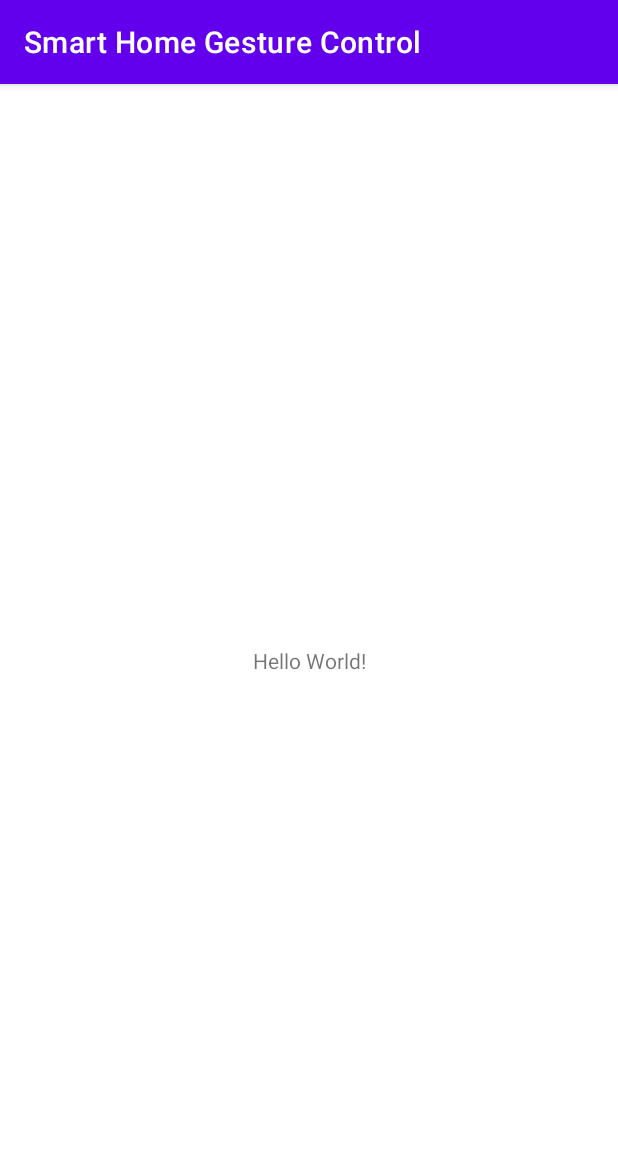
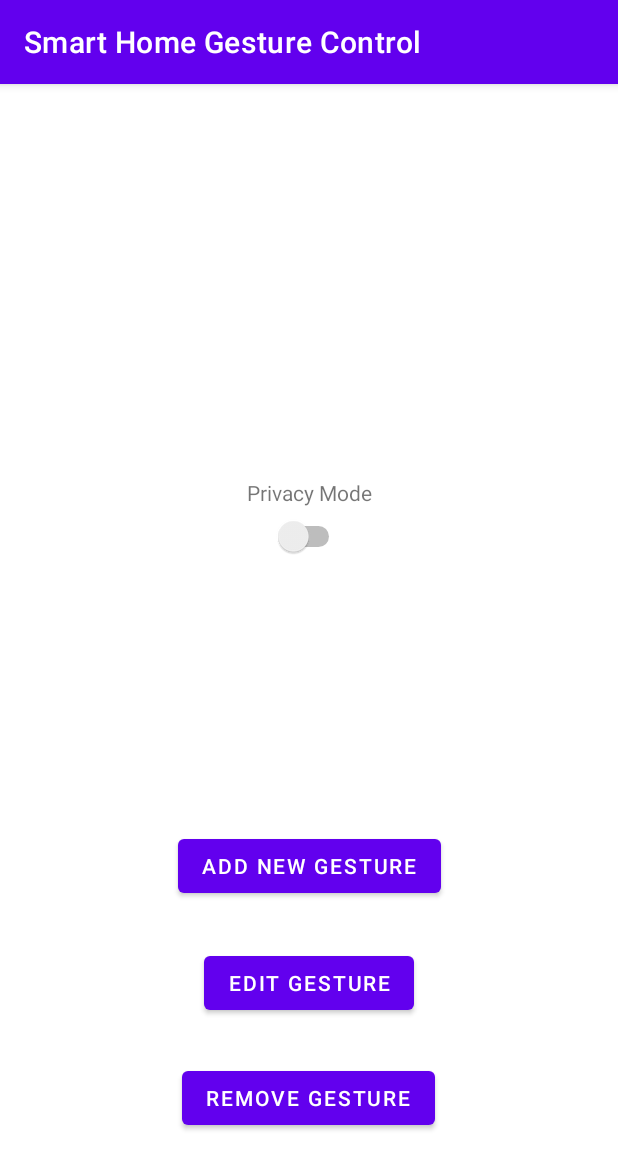
Before and after one commit to karlusrex/smart-home-gesture-system, an Android app: the screen it shows after launch (MainActivity), on a phone screen of 412 x 824 dp. Shown: the top 1169 px of the screen. Run offline under Robolectric (Android 15) with nearby library versions, the phone set to English and light mode, and no system bars.

Commit message:
Update Android Layout Main Page

```diff
--- a/Android/app/src/main/res/layout/activity_main.xml
+++ b/Android/app/src/main/res/layout/activity_main.xml
@@ -9,10 +9,41 @@
     <TextView
             android:layout_width="wrap_content"
             android:layout_height="wrap_content"
-            android:text="Hello World!"
+            android:text="Privacy Mode"
             app:layout_constraintBottom_toBottomOf="parent"
             app:layout_constraintStart_toStartOf="parent"
             app:layout_constraintEnd_toEndOf="parent"
-            app:layout_constraintTop_toTopOf="parent"/>
+            app:layout_constraintTop_toTopOf="parent" app:layout_constraintVertical_bias="0.351"
+            android:id="@+id/textView"/>
+    <Switch
+            android:layout_width="47dp"
+            android:layout_height="37dp" android:id="@+id/switch2"
+            app:layout_constraintTop_toTopOf="parent"
+            app:layout_constraintBottom_toBottomOf="parent" app:layout_constraintStart_toStartOf="parent"
+            app:layout_constraintEnd_toEndOf="parent" app:layout_constraintVertical_bias="0.387"/>
+    <Button
+            android:text="Edit Gesture"
+            android:layout_width="wrap_content"
+            android:layout_height="wrap_content" android:id="@+id/button"
+            app:layout_constraintTop_toTopOf="parent"
+            app:layout_constraintBottom_toBottomOf="parent" app:layout_constraintStart_toStartOf="parent"
+            app:layout_constraintEnd_toEndOf="parent"
+            app:layout_constraintVertical_bias="0.799"/>
+    <Button
+            android:text="Add New Gesture"
+            android:layout_width="wrap_content"
+            android:layout_height="wrap_content" android:id="@+id/button2"
+            app:layout_constraintTop_toTopOf="parent"
+            app:layout_constraintBottom_toBottomOf="parent" app:layout_constraintStart_toStartOf="parent"
+            app:layout_constraintEnd_toEndOf="parent"
+            app:layout_constraintVertical_bias="0.691"/>
+    <Button
+            android:text="Remove Gesture"
+            android:layout_width="wrap_content"
+            android:layout_height="wrap_content" android:id="@+id/button3"
+            app:layout_constraintTop_toTopOf="parent"
+            app:layout_constraintBottom_toBottomOf="parent" app:layout_constraintStart_toStartOf="parent"
+            app:layout_constraintEnd_toEndOf="parent" app:layout_constraintHorizontal_bias="0.498"
+            app:layout_constraintVertical_bias="0.906"/>
 
 </androidx.constraintlayout.widget.ConstraintLayout>
```
